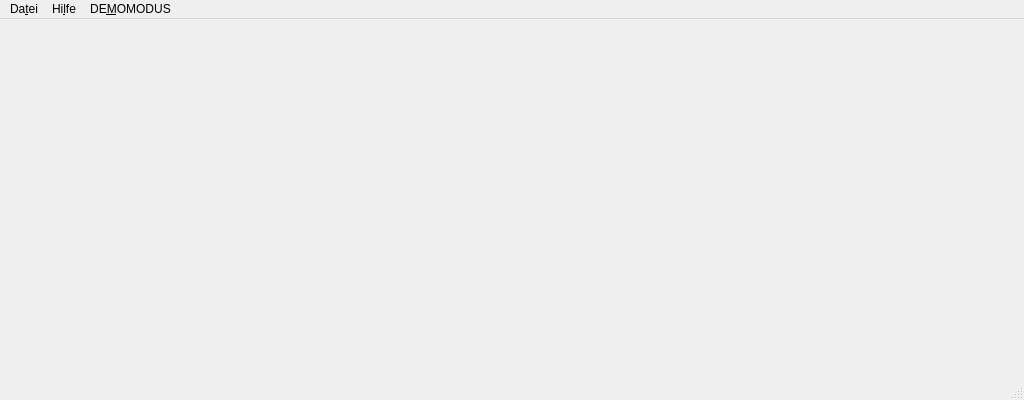
Above: src/ui/qrk.ui from todvora/qrk-registrier-kasse before the change. Below: the same form after it.
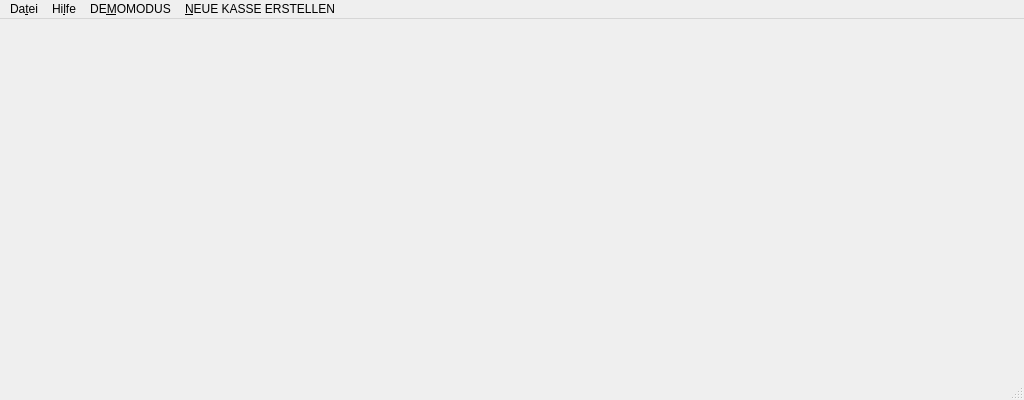
That is the form after the change. Icons and pictures are not drawn.

Patch:
```diff
--- a/src/ui/qrk.ui
+++ b/src/ui/qrk.ui
@@ -44,7 +44,7 @@
      <x>0</x>
      <y>0</y>
      <width>1024</width>
-     <height>30</height>
+     <height>29</height>
     </rect>
    </property>
    <widget class="QMenu" name="menuDatei">
@@ -96,9 +96,19 @@
     <addaction name="actionDEMO_Daten_zur_cksetzen"/>
     <addaction name="actionDEMOMODUS_Verlassen"/>
    </widget>
+   <widget class="QMenu" name="menuNEUE_KASSE_ERSTELLEN">
+    <property name="enabled">
+     <bool>true</bool>
+    </property>
+    <property name="title">
+     <string>&amp;NEUE KASSE ERSTELLEN</string>
+    </property>
+    <addaction name="actionResuscitationCashRegister"/>
+   </widget>
    <addaction name="menuDatei"/>
    <addaction name="menuHilfe"/>
    <addaction name="menuDEMOMODUS"/>
+   <addaction name="menuNEUE_KASSE_ERSTELLEN"/>
   </widget>
   <widget class="QStatusBar" name="statusbar">
    <property name="autoFillBackground">
```
Left out of the diff: 13 changed lines with no effect on the pictures.
